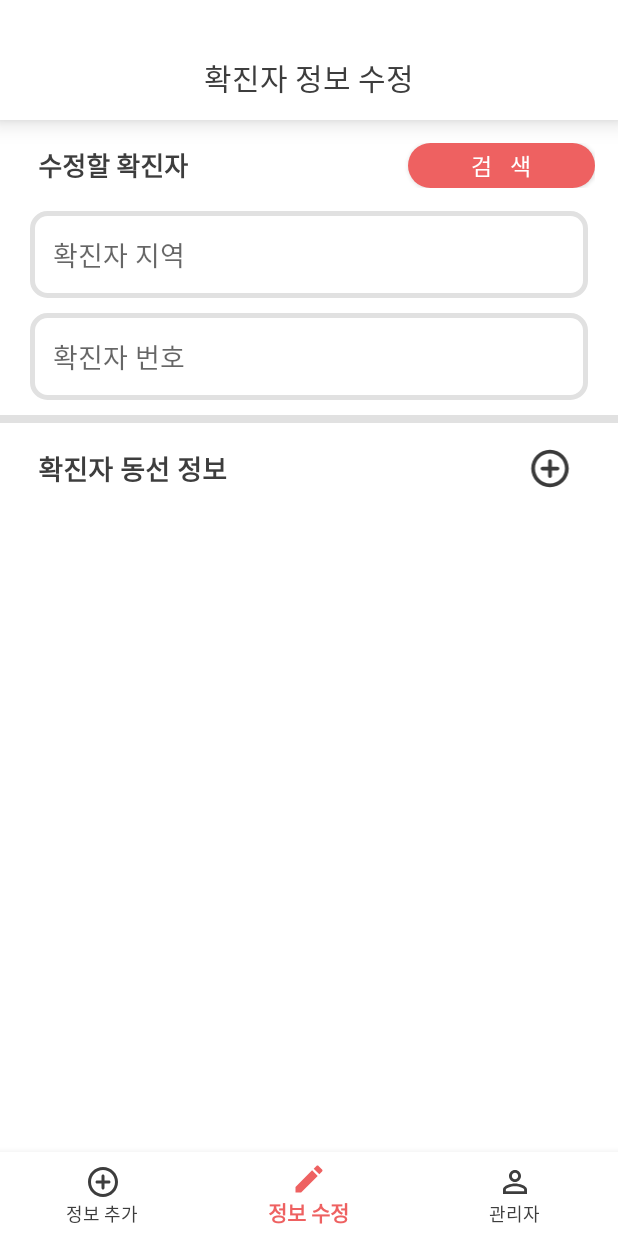
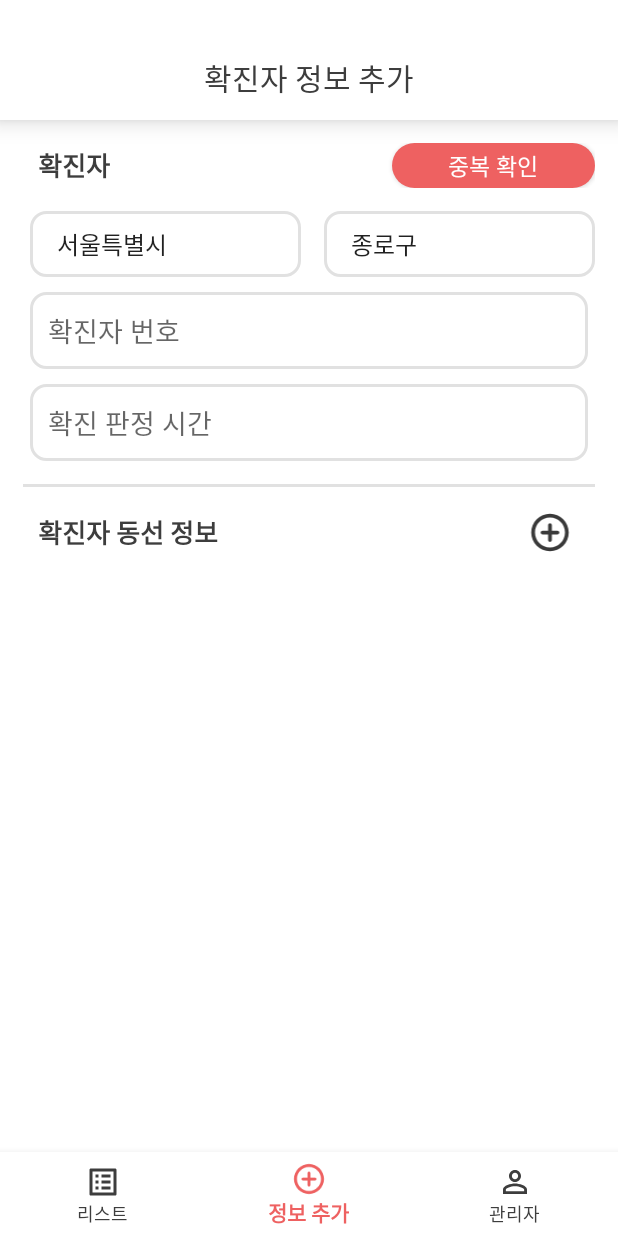
Before and after one commit to SoGongSKYP/TheWisePreventiveLife, an Android app: the ManagerPages screen opened directly, with no data from a screen before it, item 2 of the bottom bar chosen, on a phone screen of 412 x 824 dp. Run offline under Robolectric (Android 15) with nearby library versions, the phone set to English and light mode, and no system bars.

Commit message:
manager 페이지 수정 & 추가

```diff
--- a/app/src/main/AndroidManifest.xml
+++ b/app/src/main/AndroidManifest.xml
@@ -13,7 +13,8 @@
         android:roundIcon="@mipmap/ic_launcher_round"
         android:supportsRtl="true"
         android:theme="@style/AppTheme">
-        <activity android:name=".PageOfToManager"></activity>
+        <activity android:name=".ManagerModify"></activity>
+        <activity android:name=".PageOfToManager" />
         <activity android:name=".ManagerPages" />
         <activity android:name=".UserPages">
             <intent-filter>
@@ -25,7 +26,7 @@
 
         <meta-data
             android:name="com.google.android.geo.API_KEY"
-            android:value="AIzaSyCjdZL_BjLqCcj0PBKGcUP6kteb5tV2syE"/>
+            android:value="AIzaSyCjdZL_BjLqCcj0PBKGcUP6kteb5tV2syE" />
     </application>
 
 </manifest>
--- a/app/src/main/java/com/example/project/ManagerPages.java
+++ b/app/src/main/java/com/example/project/ManagerPages.java
@@ -17,8 +17,8 @@ public class ManagerPages extends AppCompatActivity {
 
     /*Bottom Navigation Bar 관련 컴포넌트*/
     private FragmentManager fragmentManager = getSupportFragmentManager();
+    private PageOfList pageOfList = new PageOfList();
     private PageOfAdd pageOfAdd = new PageOfAdd();
-    private PageOfModify pageOfModify = new PageOfModify();
     private PageOfManager pageOfManager = new PageOfManager();
     /*Tool Bar 관련 컴포넌트*/
     private Toolbar toolbar;
@@ -36,7 +36,7 @@ public class ManagerPages extends AppCompatActivity {
         navigationView.setOnNavigationItemSelectedListener(onNavigationItemSelectedListener);
 
         FragmentTransaction transaction = fragmentManager.beginTransaction();
-        transaction.replace(R.id.manager_FrameLayout, pageOfAdd).commit();
+        transaction.replace(R.id.manager_FrameLayout, pageOfList).commit();
 
         /*Tool Bar 연결*/
         toolbar = findViewById(R.id.manager_Toolbar);
@@ -56,12 +56,12 @@ public class ManagerPages extends AppCompatActivity {
         public boolean onNavigationItemSelected(@NonNull MenuItem item) {
             switch(item.getItemId()){
                 case R.id.manager_Add:
+                    getSupportFragmentManager().beginTransaction().replace(R.id.manager_FrameLayout, pageOfList).commit();
+                    TitleTextView.setText("확진자 리스트");
+                    return true;
+                case R.id.manager_Modify:
                     getSupportFragmentManager().beginTransaction().replace(R.id.manager_FrameLayout, pageOfAdd).commit();
                     TitleTextView.setText("확진자 정보 추가");
-                    return true;
-                case R.id.manager_Modify:
-                    getSupportFragmentManager().beginTransaction().replace(R.id.manager_FrameLayout, pageOfModify).commit();
-                    TitleTextView.setText("확진자 정보 수정");
                     return true;
                 case R.id.manager_Info:
                     getSupportFragmentManager().beginTransaction().replace(R.id.manager_FrameLayout, pageOfManager).commit();
--- a/app/src/main/java/com/example/project/PageOfModify.java
+++ b/app/src/main/java/com/example/project/PageOfList.java
@@ -9,8 +9,9 @@ import androidx.annotation.NonNull;
 import androidx.annotation.Nullable;
 import androidx.fragment.app.Fragment;
 
-public class PageOfModify extends Fragment {
+public class PageOfList extends Fragment {
     public View onCreateView(@NonNull LayoutInflater inflater, @Nullable ViewGroup container, @Nullable Bundle savedInstanceState){
-        return inflater.inflate(R.layout.fragment_manager_modify, container, false);
+        View v = inflater.inflate(R.layout.fragment_manager_list, container, false);
+        return v;
     }
 }
--- a/app/src/main/res/drawable/edittext_outline_design.xml
+++ b/app/src/main/res/drawable/edittext_outline_design.xml
@@ -2,6 +2,6 @@
 <shape xmlns:android="http://schemas.android.com/apk/res/android">
     <solid android:color="@color/colorWhite"/>
     <corners android:radius="10dp"/>
-    <stroke android:width="3dp"
+    <stroke android:width="2dp"
         android:color="@color/colorLightGrey"/>
 </shape>
--- /dev/null
+++ b/app/src/main/res/drawable/ic_outline_list_alt_24.xml
@@ -0,0 +1,5 @@
+<vector android:height="24dp" android:tint="#3A3A3A"
+    android:viewportHeight="24" android:viewportWidth="24"
+    android:width="24dp" xmlns:android="http://schemas.android.com/apk/res/android">
+    <path android:fillColor="@android:color/white" android:pathData="M11,7h6v2h-6zM11,11h6v2h-6zM11,15h6v2h-6zM7,7h2v2L7,9zM7,11h2v2L7,13zM7,15h2v2L7,17zM20.1,3L3.9,3c-0.5,0 -0.9,0.4 -0.9,0.9v16.2c0,0.4 0.4,0.9 0.9,0.9h16.2c0.4,0 0.9,-0.5 0.9,-0.9L21,3.9c0,-0.5 -0.5,-0.9 -0.9,-0.9zM19,19L5,19L5,5h14v14z"/>
+</vector>
--- a/app/src/main/res/layout/fragment_manager_add.xml
+++ b/app/src/main/res/layout/fragment_manager_add.xml
@@ -4,15 +4,10 @@
     android:layout_width="match_parent"
     android:layout_height="match_parent"
     xmlns:app="http://schemas.android.com/apk/res-auto"
-    android:background="@color/colorLightGrey"
+    android:background="@color/colorWhite"
     android:orientation="vertical">
 
-    <LinearLayout
-        android:id="@+id/patient_aLinearLayout"
-        android:layout_width="match_parent"
-        android:layout_height="wrap_content"
-        android:background="@color/colorWhite"
-        android:orientation="vertical">
+
         <LinearLayout
             android:id="@+id/patient_title_LinearLayout"
             android:layout_width="match_parent"
@@ -41,16 +36,34 @@
                 android:background="@drawable/button_full_design"/>
         </LinearLayout>
 
-        <EditText
-            android:id="@+id/patient_loc_EditText"
+        <LinearLayout
             android:layout_width="match_parent"
             android:layout_height="wrap_content"
-            android:layout_marginRight="20dp"
-            android:layout_marginLeft="20dp"
+            android:orientation="horizontal"
             android:layout_marginBottom="10dp"
-            android:padding="15dp"
-            android:hint="확진자 지역"
-            android:background="@drawable/edittext_outline_design"/>
+            android:layout_marginRight="10dp"
+            android:layout_marginLeft="10dp">
+            <Spinner
+                android:id="@+id/add_big_Spinner"
+                android:layout_width="match_parent"
+                android:layout_height="wrap_content"
+                android:layout_weight="1"
+                android:layout_marginLeft="10dp"
+                android:layout_marginRight="5dp"
+                android:background="@drawable/edittext_outline_design"
+                android:padding="10dp"
+                android:entries="@array/big_location_array"/>
+            <Spinner
+                android:id="@+id/add_small_Spinner"
+                android:layout_width="match_parent"
+                android:layout_height="wrap_content"
+                android:layout_weight="1"
+                android:layout_marginLeft="10dp"
+                android:layout_marginRight="5dp"
+                android:background="@drawable/edittext_outline_design"
+                android:padding="10dp"
+                android:entries="@array/seoul_array"/>
+        </LinearLayout>
 
         <EditText
             android:id="@+id/patient_num_EditText"
@@ -59,7 +72,7 @@
             android:layout_marginRight="20dp"
             android:layout_marginLeft="20dp"
             android:layout_marginBottom="10dp"
-            android:padding="15dp"
+            android:padding="12dp"
             android:hint="확진자 번호"
             android:background="@drawable/edittext_outline_design"/>
 
@@ -70,19 +83,18 @@
             android:layout_marginRight="20dp"
             android:layout_marginLeft="20dp"
             android:layout_marginBottom="15dp"
-            android:padding="15dp"
+            android:padding="12dp"
             android:hint="확진 판정 시간"
             android:background="@drawable/edittext_outline_design"/>
-    </LinearLayout>
 
-    <LinearLayout
-        android:id="@+id/patient_visit_LinearLayout"
+    <View
         android:layout_width="match_parent"
-        android:layout_height="wrap_content"
-        android:orientation="vertical"
-        android:layout_marginTop="5dp"
-        android:background="@color/colorWhite"
-        android:layout_weight="1">
+        android:layout_height="2dp"
+        android:background="@color/colorLightGrey"
+        android:layout_marginLeft="15dp"
+        android:layout_marginRight="15dp"/>
+
+
         <LinearLayout
             android:id="@+id/patient_visit_title_LinearLayout"
             android:layout_width="match_parent"
@@ -115,5 +127,5 @@
             android:layout_marginRight="15dp"
             android:layout_marginLeft="15dp"
             android:layout_marginBottom="15dp"/>
-    </LinearLayout>
+
 </LinearLayout>
--- a/app/src/main/res/layout/fragment_manager_modify.xml
+++ /dev/null
@@ -1,107 +0,0 @@
-<?xml version="1.0" encoding="utf-8"?>
-<LinearLayout
-    xmlns:android="http://schemas.android.com/apk/res/android"
-    android:layout_width="match_parent"
-    android:layout_height="match_parent"
-    android:orientation="vertical"
-    android:background="@color/colorLightGrey">
-
-    <LinearLayout
-        android:id="@+id/modify_LinearLayout"
-        android:layout_width="match_parent"
-        android:layout_height="wrap_content"
-        android:background="@color/colorWhite"
-        android:orientation="vertical">
-        <LinearLayout
-            android:id="@+id/modify_title_mLinearLayout"
-            android:layout_width="match_parent"
-            android:layout_height="wrap_content"
-            android:orientation="horizontal"
-            android:layout_margin="15dp"
-            android:weightSum="10">
-            <TextView
-                android:layout_width="wrap_content"
-                android:layout_height="wrap_content"
-                android:layout_weight="8"
-                android:layout_gravity="center_vertical"
-                android:paddingLeft="10dp"
-                android:text="수정할 확진자"
-                android:textSize="17dp"
-                android:textColor="@color/colorDarkGrey"
-                android:textStyle="bold" />
-            <Button
-                android:id="@+id/patient_search_Button"
-                android:layout_width="wrap_content"
-                android:layout_height="30dp"
-                android:layout_weight="2"
-                android:text="검   색"
-                android:textSize="15dp"
-                android:textColor="@color/colorWhite"
-                android:background="@drawable/button_full_design"/>
-        </LinearLayout>
-
-        <EditText
-            android:id="@+id/search_loc_EditText"
-            android:layout_width="match_parent"
-            android:layout_height="wrap_content"
-            android:layout_marginRight="20dp"
-            android:layout_marginLeft="20dp"
-            android:layout_marginBottom="10dp"
-            android:padding="15dp"
-            android:hint="확진자 지역"
-            android:background="@drawable/edittext_outline_design"/>
-
-        <EditText
-            android:id="@+id/search_num_EditText"
-            android:layout_width="match_parent"
-            android:layout_height="wrap_content"
-            android:layout_marginRight="20dp"
-            android:layout_marginLeft="20dp"
-            android:layout_marginBottom="10dp"
-            android:padding="15dp"
-            android:hint="확진자 번호"
-            android:background="@drawable/edittext_outline_design"/>
-    </LinearLayout>
-
-    <LinearLayout
-        android:id="@+id/search_visit_LinearLayout"
-        android:layout_width="match_parent"
-        android:layout_height="wrap_content"
-        android:orientation="vertical"
-        android:layout_marginTop="5dp"
-        android:background="@color/colorWhite"
-        android:layout_weight="1">
-        <LinearLayout
-            android:id="@+id/search_visit_title_LinearLayout"
-            android:layout_width="match_parent"
-            android:layout_height="wrap_content"
-            android:orientation="horizontal"
-            android:layout_margin="15dp">
-            <TextView
-                android:layout_width="wrap_content"
-                android:layout_height="wrap_content"
-                android:layout_weight="1"
-                android:paddingLeft="10dp"
-                android:text="확진자 동선 정보"
-                android:textSize="18dp"
-                android:textColor="@color/colorDarkGrey"
-                android:textStyle="bold"
-                android:layout_gravity="center_vertical"/>
-            <ImageButton
-                android:id="@+id/search_visit_add_Button"
-                android:layout_width="60dp"
-                android:layout_height="30dp"
-                android:scaleType="fitCenter"
-                android:src="@drawable/ic_round_add_circle_outline_24"
-                android:background="@color/colorWhite"/>
-        </LinearLayout>
-
-        <androidx.recyclerview.widget.RecyclerView
-            android:id="@+id/search_visit_RecyclerView"
-            android:layout_width="match_parent"
-            android:layout_height="match_parent"
-            android:layout_marginRight="20dp"
-            android:layout_marginLeft="20dp"
-            android:layout_marginBottom="15dp"/>
-    </LinearLayout>
-</LinearLayout>
--- a/app/src/main/res/menu/manager_bottom_navigation.xml
+++ b/app/src/main/res/menu/manager_bottom_navigation.xml
@@ -1,11 +1,11 @@
 <?xml version="1.0" encoding="utf-8"?>
 <menu xmlns:android="http://schemas.android.com/apk/res/android">
     <item android:id="@+id/manager_Add"
+        android:title="리스트"
+        android:icon="@drawable/ic_outline_list_alt_24"/>
+    <item android:id="@+id/manager_Modify"
         android:title="정보 추가"
         android:icon="@drawable/ic_round_add_circle_outline_24"/>
-    <item android:id="@+id/manager_Modify"
-        android:title="정보 수정"
-        android:icon="@drawable/ic_baseline_edit_24"/>
     <item android:id="@+id/manager_Info"
         android:title="관리자"
         android:icon="@drawable/ic_outline_person_outline_24"/>
--- /dev/null
+++ b/app/src/main/res/values/big_location_array.xml
@@ -0,0 +1,23 @@
+<?xml version="1.0" encoding="utf-8"?>
+<resources>
+    <string-array name="big_location_array">
+        <item>서울특별시</item>
+        <item>경기도</item>
+        <item>부산광역시</item>
+        <item>대구광역시</item>
+        <item>인천광역시</item>
+        <item>광주광역시</item>
+        <item>대전광역시</item>
+        <item>울산광역시</item>
+        <item>세종특별자치시</item>
+        <item>경기도</item>
+        <item>강원도</item>
+        <item>충청북도</item>
+        <item>충청남도</item>
+        <item>전라북도</item>
+        <item>전라남도</item>
+        <item>경상북도</item>
+        <item>경상남도</item>
+        <item>제주특별자치도</item>
+    </string-array>
+</resources>
--- /dev/null
+++ b/app/src/main/res/values/small_location_array.xml
@@ -0,0 +1,30 @@
+<?xml version="1.0" encoding="utf-8"?>
+<resources>
+    <string-array name="seoul_array">
+        <item>종로구</item>
+        <item>중구</item>
+        <item>용산구</item>
+        <item>성동구</item>
+        <item>광진구</item>
+        <item>동대문구</item>
+        <item>중랑구</item>
+        <item>성북구</item>
+        <item>강북구</item>
+        <item>도봉구</item>
+        <item>노원구</item>
+        <item>은평구</item>
+        <item>서대문구</item>
+        <item>마포구</item>
+        <item>양천구</item>
+        <item>강서구</item>
+        <item>구로구</item>
+        <item>금천구</item>
+        <item>영등포구</item>
+        <item>동작구</item>
+        <item>관악구</item>
+        <item>서초구</item>
+        <item>강남구</item>
+        <item>송파구</item>
+        <item>강동구</item>
+    </string-array>
+</resources>
```
Also changed, not shown: app/src/main/java/com/example/project/ManagerModify.java (added, +33 -0 lines), app/src/main/res/layout/activity_manager_modify.xml (added, +130 -0 lines), app/src/main/res/layout/fragment_manager_list.xml (added, +53 -0 lines).
